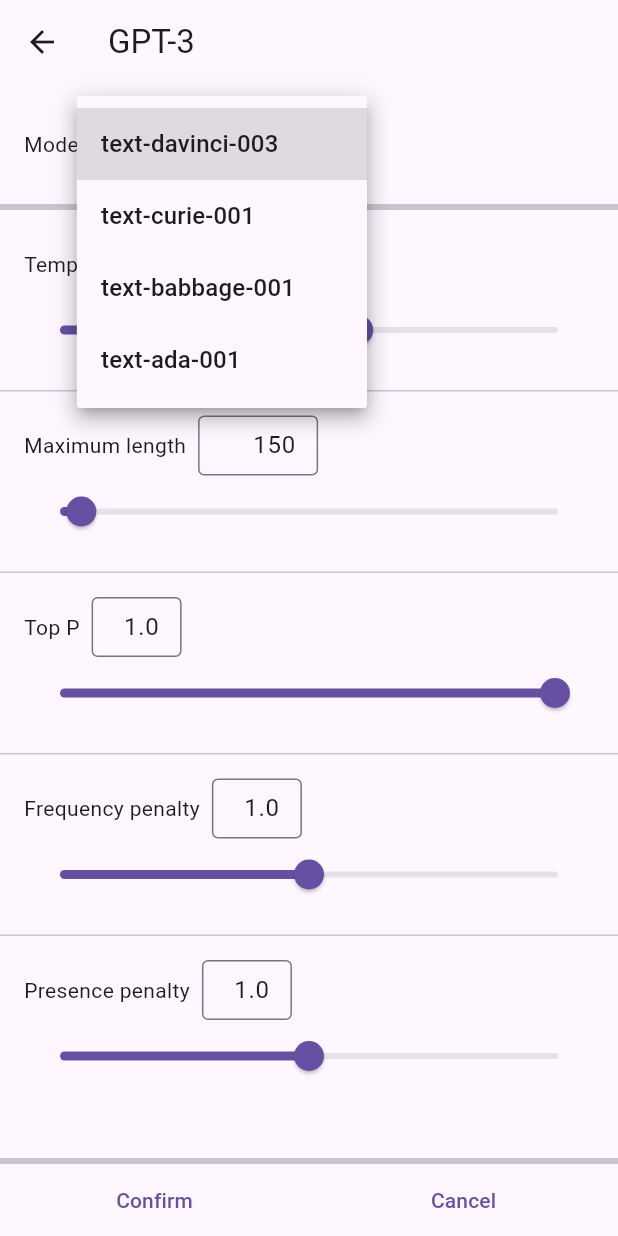
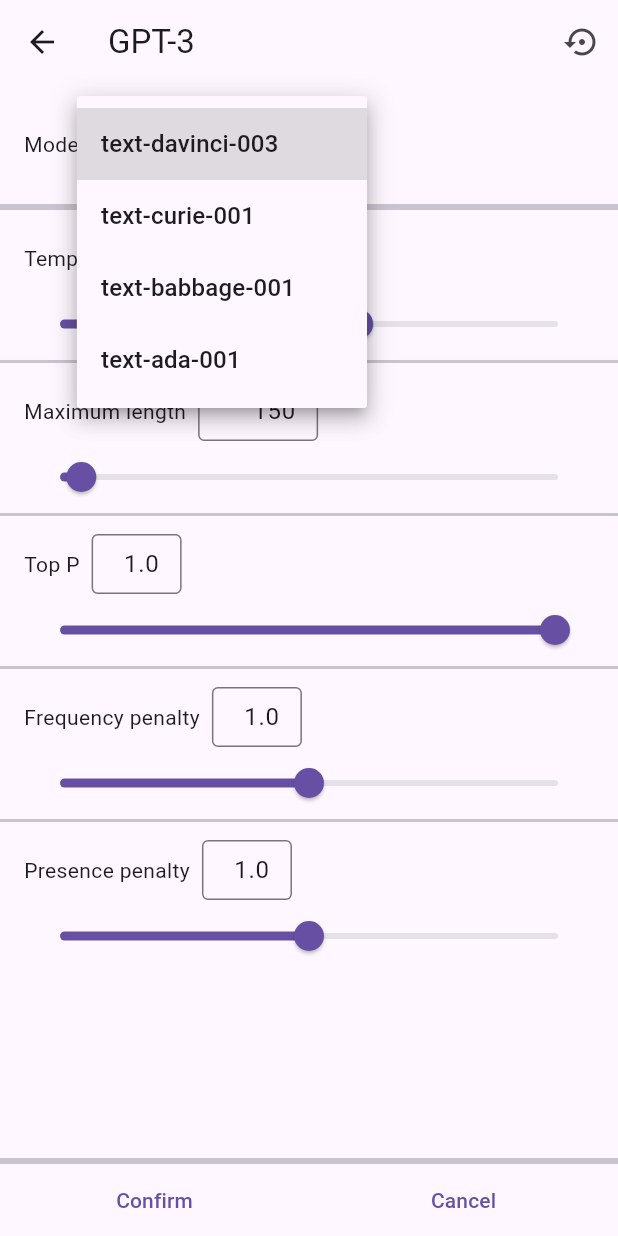
Before and after one commit to conghaonet/hao_chatgpt, a Flutter app: the CustomizeGpt3Page screen opened by its route, after a tap on "text-davinci-003", on a phone screen of 412 x 824 dp. Run offline on Flutter 3.47's test engine with Material 2 defaults, Android fonts, the phone set to English and light mode, and no system bars; our stand-ins replace dio, flutter_riverpod, go_router, loading_animation_widget, logger, retrofit and 3 more; accounts and stored records are empty; generated files the repository leaves out were written again; statements that could not run were skipped.

Commit message:
add function restore

```diff
--- a/lib/src/page/customize_gpt3_page.dart
+++ b/lib/src/page/customize_gpt3_page.dart
@@ -37,32 +37,32 @@
   void initState() {
     super.initState();
     _queryEntity = appPref.gpt3GenerationSettings ?? CompletionsQueryEntity.generation();
-    _selectedModel = _queryEntity.model;
-    _initController(
+    _initValues();
+    _initListener(
       controller: _temperatureController,
       focusNode: _temperatureFocus,
       defaultValue: _queryEntity.temperature,
       range: rangeZeroToOne,
     );
-    _initController(
+    _initListener(
       controller: _maxLengthController,
       focusNode: _maxLengthFocus,
       defaultValue: _queryEntity.maxTokens,
       range: maxLengthRange,
     );
-    _initController(
+    _initListener(
       controller: _topPController,
       focusNode: _topPFocus,
       defaultValue: _queryEntity.topP,
       range: rangeZeroToOne,
     );
-    _initController(
+    _initListener(
       controller: _frequencyController,
       focusNode: _frequencyFocus,
       defaultValue: _queryEntity.frequencyPenalty,
       range: rangeZeroToTwo,
     );
-    _initController(
+    _initListener(
       controller: _presenceController,
       focusNode: _presenceFocus,
       defaultValue: _queryEntity.presencePenalty,
@@ -70,13 +70,21 @@
     );
   }
 
-  void _initController({
+  void _initValues() {
+    _selectedModel = _queryEntity.model;
+    _temperatureController.text = _queryEntity.temperature.toString();
+    _maxLengthController.text = _queryEntity.maxTokens.toString();
+    _topPController.text = _queryEntity.topP.toString();
+    _frequencyController.text = _queryEntity.frequencyPenalty.toString();
+    _presenceController.text = _queryEntity.presencePenalty.toString();
+  }
+
+  void _initListener({
     required TextEditingController controller,
     required FocusNode focusNode,
     required num defaultValue,
     required List<num> range,
   }) {
-    controller.text = defaultValue.toString();
     focusNode.addListener(() {
       if(!focusNode.hasFocus) {
         setState(() {
@@ -94,11 +102,36 @@
     });
   }
 
+  Future<void> _save() async {
+    await Future(() async {
+      _queryEntity.model = _selectedModel;
+      _queryEntity.temperature = double.parse(_temperatureController.text);
+      _queryEntity.maxTokens = int.parse(_maxLengthController.text);
+      _queryEntity.topP = double.parse(_topPController.text);
+      _queryEntity.frequencyPenalty = double.parse(_frequencyController.text);
+      _queryEntity.presencePenalty = double.parse(_presenceController.text);
+      await appPref.setGpt3GenerationSettings(_queryEntity);
+    }).then((value) {
+      context.pop();
+    });
+  }
+
   @override
   Widget build(BuildContext context) {
     return Scaffold(
       appBar: AppBar(
         title: Text(S.of(context).gpt3),
+        actions: [
+          IconButton(
+            onPressed: () {
+              setState(() {
+                _queryEntity = CompletionsQueryEntity.generation();
+                _initValues();
+              });
+            },
+            icon: const Icon(Icons.settings_backup_restore),
+          ),
+        ],
       ),
       body: SafeArea(
         child: SingleChildScrollView(
@@ -114,7 +147,7 @@
                 defaultValue: _queryEntity.temperature,
                 valueRange: rangeZeroToOne,
               ),
-              const Divider(height: 1,),
+              const Divider(height: 2, thickness: 2,),
               _buildNumberSetting(
                 label: S.of(context).maximumLength,
                 controller: _maxLengthController,
@@ -122,7 +155,7 @@
                 defaultValue: _queryEntity.maxTokens,
                 valueRange: maxLengthRange,
               ),
-              const Divider(height: 1,),
+              const Divider(height: 2, thickness: 2,),
               _buildNumberSetting(
                 label: S.of(context).topP,
                 controller: _topPController,
@@ -130,7 +163,7 @@
                 defaultValue: _queryEntity.topP,
                 valueRange: rangeZeroToOne,
               ),
-              const Divider(height: 1,),
+              const Divider(height: 2, thickness: 2,),
               _buildNumberSetting(
                 label: S.of(context).frequencyPenalty,
                 controller: _frequencyController,
@@ -138,7 +171,7 @@
                 defaultValue: _queryEntity.frequencyPenalty,
                 valueRange: rangeZeroToTwo,
               ),
-              const Divider(height: 1,),
+              const Divider(height: 2, thickness: 2,),
               _buildNumberSetting(
                 label: S.of(context).presencePenalty,
                 controller: _presenceController,
@@ -158,19 +191,9 @@
             children: [
               Expanded(child: TextButton(
                 focusNode: _confirmButtonFocusNode,
-                onPressed: () {
+                onPressed: () async {
                   FocusScope.of(context).requestFocus(_confirmButtonFocusNode);
-                  Future(() async {
-                    _queryEntity.model = _selectedModel;
-                    _queryEntity.temperature = double.parse(_temperatureController.text);
-                    _queryEntity.maxTokens = int.parse(_maxLengthController.text);
-                    _queryEntity.topP = double.parse(_topPController.text);
-                    _queryEntity.frequencyPenalty = double.parse(_frequencyController.text);
-                    _queryEntity.presencePenalty = double.parse(_presenceController.text);
-                    await appPref.setGpt3GenerationSettings(_queryEntity);
-                  }).then((value) {
-                    context.pop();
-                  });
+                  await _save();
                 },
                 child: Text(S.of(context).confirm),
               )),
@@ -219,7 +242,7 @@
     required List<num> valueRange,
   }) {
     return Padding(
-      padding: const EdgeInsets.all(16.0),
+      padding: const EdgeInsets.only(left: 16.0, right: 16.0, top: 12.0),
       child: Column(
         mainAxisSize: MainAxisSize.min,
         crossAxisAlignment: CrossAxisAlignment.start,
```
